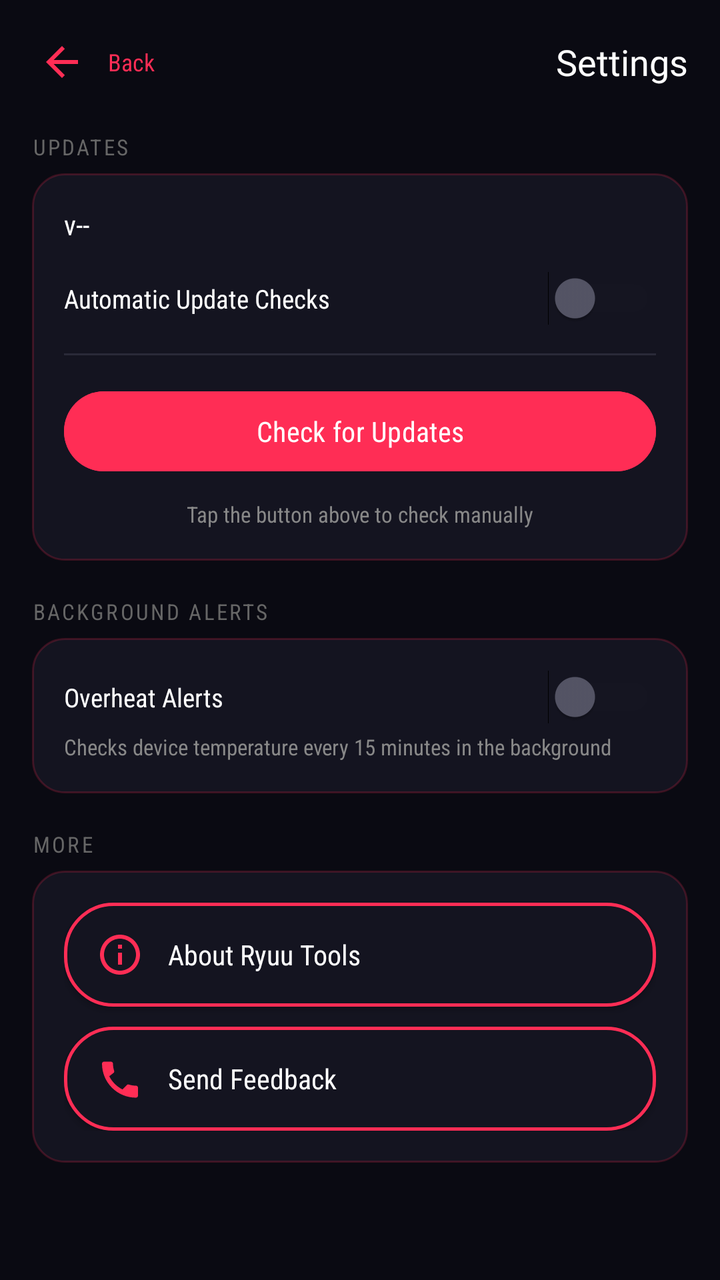
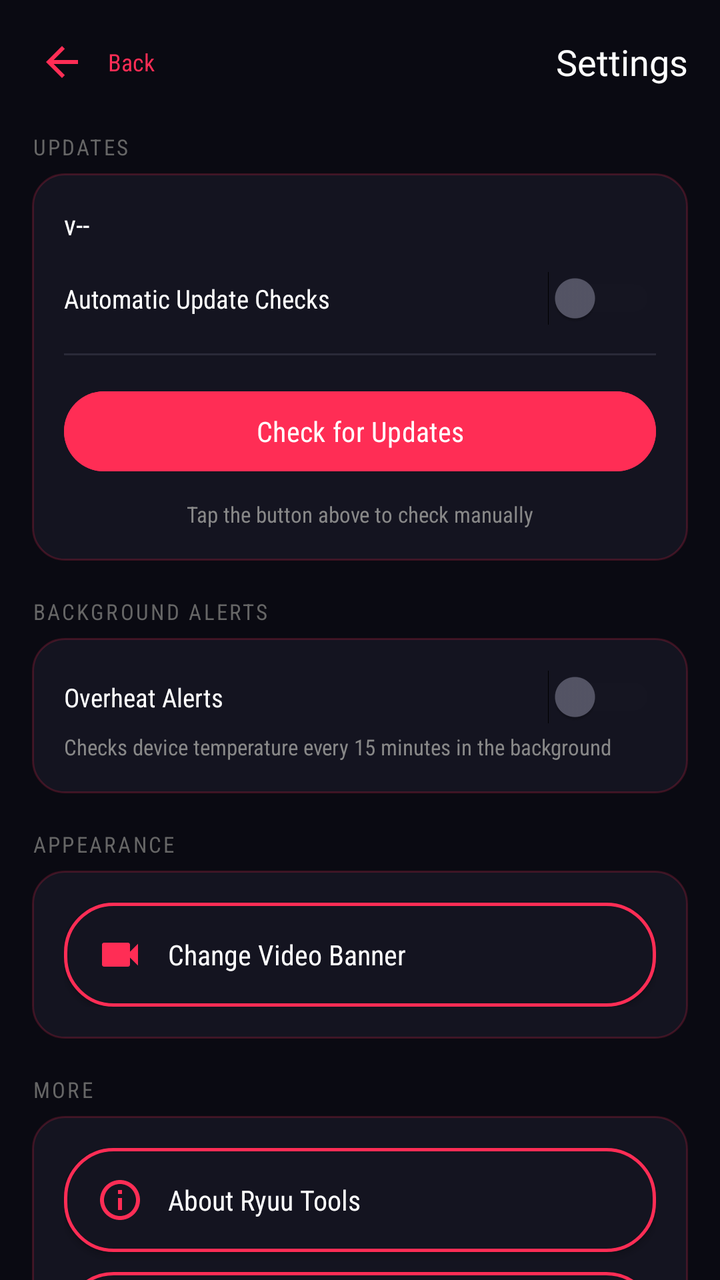

Screens rendered from an Android XML layout before and after an edit, with the pre-edit source and the edit as a unified diff.
<!-- AndroidManifest.xml: activity theme Theme.RyuuTools -->
<!-- res/layout/activity_settings.xml -->
<?xml version="1.0" encoding="utf-8"?>
<androidx.core.widget.NestedScrollView xmlns:android="http://schemas.android.com/apk/res/android"
    xmlns:app="http://schemas.android.com/apk/res-auto"
    android:layout_width="match_parent"
    android:layout_height="match_parent"
    android:background="@color/bg_dark">>

    <LinearLayout
        android:layout_width="match_parent"
        android:layout_height="wrap_content"
        android:orientation="vertical"
        android:padding="16dp">

        
        <LinearLayout
            android:layout_width="match_parent"
            android:layout_height="wrap_content"
            android:orientation="horizontal"
            android:gravity="center_vertical"
            android:layout_marginBottom="20dp">

            <ImageButton
                android:id="@+id/btnBack"
                android:layout_width="30dp"
                android:layout_height="30dp"
                android:background="@android:color/transparent"
                android:src="@drawable/ic_back"
                android:tint="@color/neon_cyan"
                android:contentDescription="Back" />

            <TextView
                android:layout_width="wrap_content"
                android:layout_height="wrap_content"
                android:layout_marginStart="8dp"
                android:text="Back"
                android:textColor="@color/neon_cyan"
                android:textSize="12sp"
                android:fontFamily="sans-serif-condensed" />

            <TextView
                android:layout_width="0dp"
                android:layout_height="wrap_content"
                android:layout_weight="1"
                android:gravity="end"
                android:text="Settings"
                android:textColor="@color/text_white"
                android:textSize="18sp"
                android:fontFamily="@font/orbitron_bold" />
        </LinearLayout>

        
        <TextView
            android:layout_width="wrap_content"
            android:layout_height="wrap_content"
            android:text="UPDATES"
            android:textColor="#666666"
            android:textSize="11sp"
            android:letterSpacing="0.1"
            android:layout_marginBottom="6dp"
            android:fontFamily="sans-serif-condensed" />

        <LinearLayout
            android:layout_width="match_parent"
            android:layout_height="wrap_content"
            android:orientation="vertical"
            android:background="@drawable/bg_card_rounded"
            android:padding="16dp"
            android:layout_marginBottom="18dp">

            <TextView
                android:id="@+id/tvVersion"
                android:layout_width="wrap_content"
                android:layout_height="wrap_content"
                android:text="v--"
                android:textColor="@color/text_white"
                android:textSize="14sp"
                android:fontFamily="sans-serif-condensed" />

            <LinearLayout
                android:layout_width="match_parent"
                android:layout_height="wrap_content"
                android:orientation="horizontal"
                android:gravity="center_vertical"
                android:layout_marginTop="14dp">
                <TextView
                    android:layout_width="0dp"
                    android:layout_height="wrap_content"
                    android:layout_weight="1"
                    android:text="Automatic Update Checks"
                    android:textColor="@color/text_white"
                    android:textSize="13sp"
                    android:fontFamily="sans-serif-condensed" />
                <Switch
                    android:id="@+id/switchAutoUpdate"
                    android:layout_width="wrap_content"
                    android:layout_height="wrap_content"
                    android:thumbTint="@color/switch_thumb_selector"
                    android:trackTint="@color/switch_track_selector" />
            </LinearLayout>

            <View
                android:layout_width="match_parent"
                android:layout_height="1dp"
                android:background="#2A2A38"
                android:layout_marginVertical="14dp" />

            <Button
                android:id="@+id/btnCheckUpdate"
                android:layout_width="match_parent"
                android:layout_height="wrap_content"
                android:text="Check for Updates"
                android:backgroundTint="@color/neon_cyan"
                android:textColor="@color/text_white"
                android:fontFamily="sans-serif-condensed" />

            <ProgressBar
                android:id="@+id/progressCheckUpdate"
                android:layout_width="wrap_content"
                android:layout_height="wrap_content"
                android:layout_gravity="center"
                android:layout_marginTop="10dp"
                android:indeterminateTint="@color/neon_cyan"
                android:visibility="gone" />

            <TextView
                android:id="@+id/tvUpdateStatus"
                android:layout_width="match_parent"
                android:layout_height="wrap_content"
                android:layout_marginTop="10dp"
                android:gravity="center"
                android:text="Tap the button above to check manually"
                android:textColor="#888888"
                android:textSize="11sp"
                android:fontFamily="sans-serif-condensed" />

        </LinearLayout>

        
        <TextView
            android:layout_width="wrap_content"
            android:layout_height="wrap_content"
            android:text="BACKGROUND ALERTS"
            android:textColor="#666666"
            android:textSize="11sp"
            android:letterSpacing="0.1"
            android:layout_marginBottom="6dp"
            android:fontFamily="sans-serif-condensed" />

        <LinearLayout
            android:layout_width="match_parent"
            android:layout_height="wrap_content"
            android:orientation="vertical"
            android:background="@drawable/bg_card_rounded"
            android:padding="16dp"
            android:layout_marginBottom="18dp">

            <LinearLayout
                android:layout_width="match_parent"
                android:layout_height="wrap_content"
                android:orientation="horizontal"
                android:gravity="center_vertical">
                <TextView
                    android:layout_width="0dp"
                    android:layout_height="wrap_content"
                    android:layout_weight="1"
                    android:text="Overheat Alerts"
                    android:textColor="@color/text_white"
                    android:textSize="13sp"
                    android:fontFamily="sans-serif-condensed" />
                <Switch
                    android:id="@+id/switchThermalAlert"
                    android:layout_width="wrap_content"
                    android:layout_height="wrap_content"
                    android:thumbTint="@color/switch_thumb_selector"
                    android:trackTint="@color/switch_track_selector" />
            </LinearLayout>

            <TextView
                android:layout_width="match_parent"
                android:layout_height="wrap_content"
                android:layout_marginTop="4dp"
                android:text="Checks device temperature every 15 minutes in the background"
                android:textColor="#888888"
                android:textSize="11sp"
                android:fontFamily="sans-serif-condensed" />

        </LinearLayout>

        
        <TextView
            android:layout_width="wrap_content"
            android:layout_height="wrap_content"
            android:text="MORE"
            android:textColor="#666666"
            android:textSize="11sp"
            android:letterSpacing="0.1"
            android:layout_marginBottom="6dp"
            android:fontFamily="sans-serif-condensed" />

        <LinearLayout
            android:layout_width="match_parent"
            android:layout_height="wrap_content"
            android:orientation="vertical"
            android:background="@drawable/bg_card_rounded"
            android:padding="16dp">

            <androidx.appcompat.widget.AppCompatButton
    android:id="@+id/btnAbout"
    android:layout_width="match_parent"
    android:layout_height="wrap_content"
    android:text="About Ryuu Tools"
    android:drawableStart="@drawable/ic_info"
    android:drawableTint="@color/neon_cyan"
    android:drawablePadding="12dp"
    android:paddingStart="16dp"
    android:paddingEnd="16dp"
    android:paddingTop="14dp"
    android:paddingBottom="14dp"
    android:gravity="center_vertical|start"
    android:background="@drawable/bg_button_outline_cyan"
    app:backgroundTint="@null"
    android:textColor="@color/text_white"
    android:textAllCaps="false"
    android:fontFamily="sans-serif-condensed" />

<androidx.appcompat.widget.AppCompatButton
    android:id="@+id/btnFeedback"
    android:layout_width="match_parent"
    android:layout_height="wrap_content"
    android:layout_marginTop="10dp"
    android:text="Send Feedback"
    android:drawableStart="@drawable/ic_whatsapp"
    android:drawableTint="@color/neon_cyan"
    android:drawablePadding="12dp"
    android:paddingStart="16dp"
    android:paddingEnd="16dp"
    android:paddingTop="14dp"
    android:paddingBottom="14dp"
    android:gravity="center_vertical|start"
    android:background="@drawable/bg_button_outline_cyan"
    app:backgroundTint="@null"
    android:textColor="@color/text_white"
    android:textAllCaps="false"
    android:fontFamily="sans-serif-condensed" />

        </LinearLayout>

    </LinearLayout>
</androidx.core.widget.NestedScrollView>
<!-- resources referenced by this layout -->
<resources>
  <color name="bg_dark">#0A0A12</color>
  <color name="neon_cyan">#FF2D55</color>
  <color name="text_white">#FFFFFF</color>
  <!-- drawable bg_button_outline_cyan (drawable) -->
  <?xml version="1.0" encoding="utf-8"?>
  <shape xmlns:android="http://schemas.android.com/apk/res/android">
      <solid android:color="#141420" />
      <corners android:radius="24dp" />
      <stroke android:width="1.5dp" android:color="@color/neon_cyan" />
  </shape>
  <!-- drawable bg_card_rounded (drawable) -->
  <?xml version="1.0" encoding="utf-8"?>
  <shape xmlns:android="http://schemas.android.com/apk/res/android">
      <solid android:color="#141420" />
      <corners android:radius="16dp" />
      <stroke android:width="1dp" android:color="#33FF2D55" />
  </shape>
  <!-- drawable ic_back (drawable) -->
  <vector xmlns:android="http://schemas.android.com/apk/res/android"
      android:width="24dp" android:height="24dp"
      android:viewportWidth="24" android:viewportHeight="24">
      <path android:fillColor="#FFFFFF" android:pathData="M20,11L7.83,11l5.59,-5.59L12,4l-8,8 8,8 1.41,-1.41L7.83,13L20,13z"/>
  </vector>
  <!-- drawable ic_info (drawable) -->
  <vector xmlns:android="http://schemas.android.com/apk/res/android"
      android:width="24dp" android:height="24dp"
      android:viewportWidth="24" android:viewportHeight="24">
      <path android:fillColor="#FFFFFF" android:pathData="M11,7h2v2h-2zM11,11h2v6h-2zM12,2C6.48,2 2,6.48 2,12s4.48,10 10,10 10,-4.48 10,-10S17.52,2 12,2zM12,20c-4.41,0 -8,-3.59 -8,-8s3.59,-8 8,-8 8,3.59 8,8 -3.59,8 -8,8z"/>
  </vector>
  <!-- drawable ic_whatsapp (drawable) -->
  <vector xmlns:android="http://schemas.android.com/apk/res/android"
      android:width="24dp" android:height="24dp"
      android:viewportWidth="24" android:viewportHeight="24">
      <path android:fillColor="#FFFFFF" android:pathData="M6.62,10.79c1.44,2.83 3.76,5.14 6.59,6.59l2.2,-2.2c0.27,-0.27 0.67,-0.36 1.02,-0.24 1.12,0.37 2.33,0.57 3.57,0.57 0.55,0 1,0.45 1,1L21,20.5c0,0.55 -0.45,1 -1,1 -9.39,0 -17,-7.61 -17,-17 0,-0.55 0.45,-1 1,-1L7.5,3.5c0.55,0 1,0.45 1,1 0,1.25 0.2,2.45 0.57,3.57 0.11,0.35 0.03,0.74 -0.25,1.02L6.62,10.79z"/>
  </vector>
  <style name="Theme.RyuuTools" parent="Theme.Material3.Dark.NoActionBar">
          <item name="android:windowBackground">@color/bg_dark</item>
          <item name="colorPrimary">@color/neon_cyan</item>
          <item name="colorSecondary">@color/neon_purple</item>
          <item name="android:statusBarColor">@color/bg_dark</item>
          <item name="android:navigationBarColor">@color/bg_dark</item>
      </style>
  <color name="neon_purple">#FF2D55</color>
</resources>

<!-- the commit's change to res/layout/activity_settings.xml (unified diff, before → after) -->
@@ -3,7 +3,7 @@
     xmlns:app="http://schemas.android.com/apk/res-auto"
     android:layout_width="match_parent"
     android:layout_height="match_parent"
-    android:background="@color/bg_dark">>
+    android:background="@color/bg_dark">
 
     <LinearLayout
         android:layout_width="match_parent"
@@ -182,6 +182,46 @@
                 android:text="Checks device temperature every 15 minutes in the background"
                 android:textColor="#888888"
                 android:textSize="11sp"
+                android:fontFamily="sans-serif-condensed" />
+
+        </LinearLayout>
+
+        
+        <TextView
+            android:layout_width="wrap_content"
+            android:layout_height="wrap_content"
+            android:text="APPEARANCE"
+            android:textColor="#666666"
+            android:textSize="11sp"
+            android:letterSpacing="0.1"
+            android:layout_marginBottom="6dp"
+            android:fontFamily="sans-serif-condensed" />
+
+        <LinearLayout
+            android:layout_width="match_parent"
+            android:layout_height="wrap_content"
+            android:orientation="vertical"
+            android:background="@drawable/bg_card_rounded"
+            android:padding="16dp"
+            android:layout_marginBottom="18dp">
+
+            <androidx.appcompat.widget.AppCompatButton
+                android:id="@+id/btnChangeVideoBanner"
+                android:layout_width="match_parent"
+                android:layout_height="wrap_content"
+                android:text="Change Video Banner"
+                android:drawableStart="@drawable/ic_video"
+                android:drawableTint="@color/neon_cyan"
+                android:drawablePadding="12dp"
+                android:paddingStart="16dp"
+                android:paddingEnd="16dp"
+                android:paddingTop="14dp"
+                android:paddingBottom="14dp"
+                android:gravity="center_vertical|start"
+                android:background="@drawable/bg_button_outline_cyan"
+                app:backgroundTint="@null"
+                android:textColor="@color/text_white"
+                android:textAllCaps="false"
                 android:fontFamily="sans-serif-condensed" />
 
         </LinearLayout>
<!-- resource entries referenced after the edit -->
@@ -29,6 +29,17 @@
       android:viewportWidth="24" android:viewportHeight="24">
       <path android:fillColor="#FFFFFF" android:pathData="M11,7h2v2h-2zM11,11h2v6h-2zM12,2C6.48,2 2,6.48 2,12s4.48,10 10,10 10,-4.48 10,-10S17.52,2 12,2zM12,20c-4.41,0 -8,-3.59 -8,-8s3.59,-8 8,-8 8,3.59 8,8 -3.59,8 -8,8z"/>
   </vector>
+  <!-- drawable ic_video (drawable) -->
+  <vector xmlns:android="http://schemas.android.com/apk/res/android"
+      android:width="24dp"
+      android:height="24dp"
+      android:viewportWidth="24"
+      android:viewportHeight="24"
+      android:tint="?attr/colorControlNormal">
+      <path
+          android:fillColor="#FFFFFFFF"
+          android:pathData="M17,10.5V7c0,-0.55 -0.45,-1 -1,-1H4c-0.55,0 -1,0.45 -1,1v10c0,0.55 0.45,1 1,1h12c0.55,0 1,-0.45 1,-1v-3.5l4,4v-11l-4,4z"/>
+  </vector>
   <!-- drawable ic_whatsapp (drawable) -->
   <vector xmlns:android="http://schemas.android.com/apk/res/android"
       android:width="24dp" android:height="24dp"
